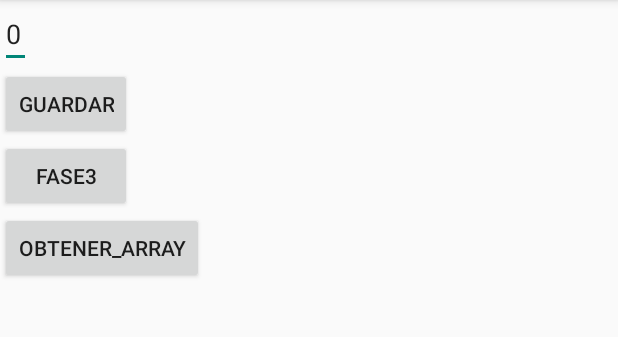
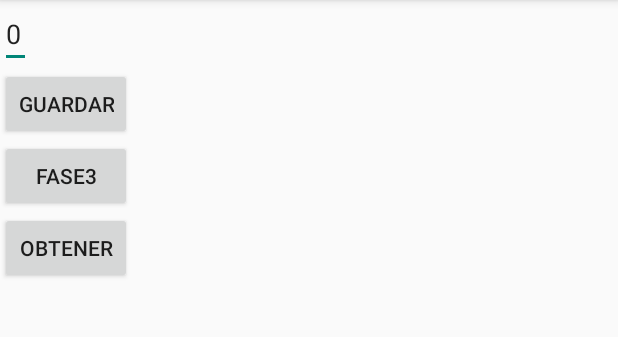
Before and after one commit to vloxomire/Sabado18, an Android app: the screen it shows after launch (Resultado), after a tap on "SUMA", on a phone screen of 412 x 824 dp, the part 84-421 px from its top. Run offline under Robolectric (Android 15) with nearby library versions, the phone set to English and light mode, and no system bars; libraries missing offline, so code that uses them is left out: android.net.sip; 1 statement that could not run was skipped.

```diff
--- a/app/src/main/java/com/beetle/dragon/sabado18/Interfaz/Resultado.java
+++ b/app/src/main/java/com/beetle/dragon/sabado18/Interfaz/Resultado.java
@@ -5,11 +5,13 @@ import android.os.Bundle;
 import android.widget.Button;
 import android.widget.EditText;
 
+import com.beetle.dragon.sabado18.Models.Calculadora;
 import com.beetle.dragon.sabado18.R;
 
 public class Resultado extends Activity {
     private EditText et3;
-    private Button guardar, fase3;
+    private Button guardar, fase3, obtener;
+    private Calculadora unaCalculadora;
 
     public EditText getEt3() {
         return et3;
@@ -21,6 +23,9 @@ public class Resultado extends Activity {
         setContentView(R.layout.activity2);
 
         et3=findViewById(R.id.et3);
+        guardar=findViewById(R.id.guardar);
+        fase3=findViewById(R.id.fase3);
+        obtener=findViewById(R.id.obtener);
         //Creo Bolsa para recibir las clases
         Bundle bolsaX = new Bundle();
         bolsaX= getIntent().getExtras();    //Guardo los datos pasado del Intent
--- a/app/src/main/res/layout/activity2.xml
+++ b/app/src/main/res/layout/activity2.xml
@@ -22,7 +22,7 @@
     <Button
         android:layout_width="wrap_content"
         android:layout_height="wrap_content"
-        android:text="Obtener_Array"
-        android:id="@+id/obtenerArray"/>
+        android:text="Obtener"
+        android:id="@+id/obtener"/>
 
 </LinearLayout>
```
Also changed, not shown: app/src/main/java/com/beetle/dragon/sabado18/Controllers/ControladorCalculadora.java (added, +18 -0 lines), app/src/main/java/com/beetle/dragon/sabado18/Interfaz/TercerActo.java (+16 -0 lines), app/src/main/res/layout/activity3.xml (+2 -8 lines).
